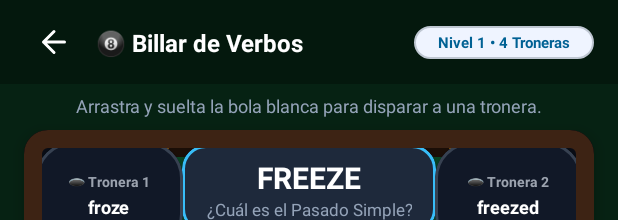
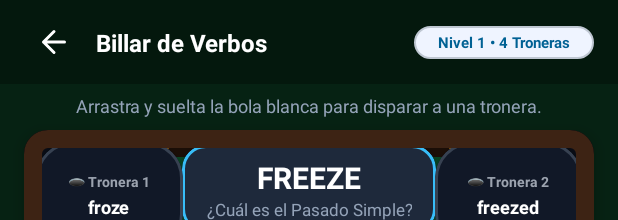
Before and after one commit to JuanRobertoMarquez/VerboLandia, an Android app: the layout activity_verb_billiards.xml on its own in the app's theme, with its tools: preview values and no code run, on a phone screen of 412 x 824 dp. Shown: the top 220 px of the screen. Run offline under Robolectric (Android 15) with nearby library versions, the phone set to English and light mode, and no system bars.

Commit message:
Modificasiones al billar

```diff
--- a/app/src/main/res/layout/activity_verb_billiards.xml
+++ b/app/src/main/res/layout/activity_verb_billiards.xml
@@ -38,7 +38,7 @@
             android:layout_width="wrap_content"
             android:layout_height="wrap_content"
             android:layout_marginStart="@dimen/spacing_sm"
-            android:text="🎱 Billar de Verbos"
+            android:text="Billar de Verbos"
             android:textColor="@color/white"
             android:textSize="@dimen/text_headline_sm"
             android:textStyle="bold"
```
